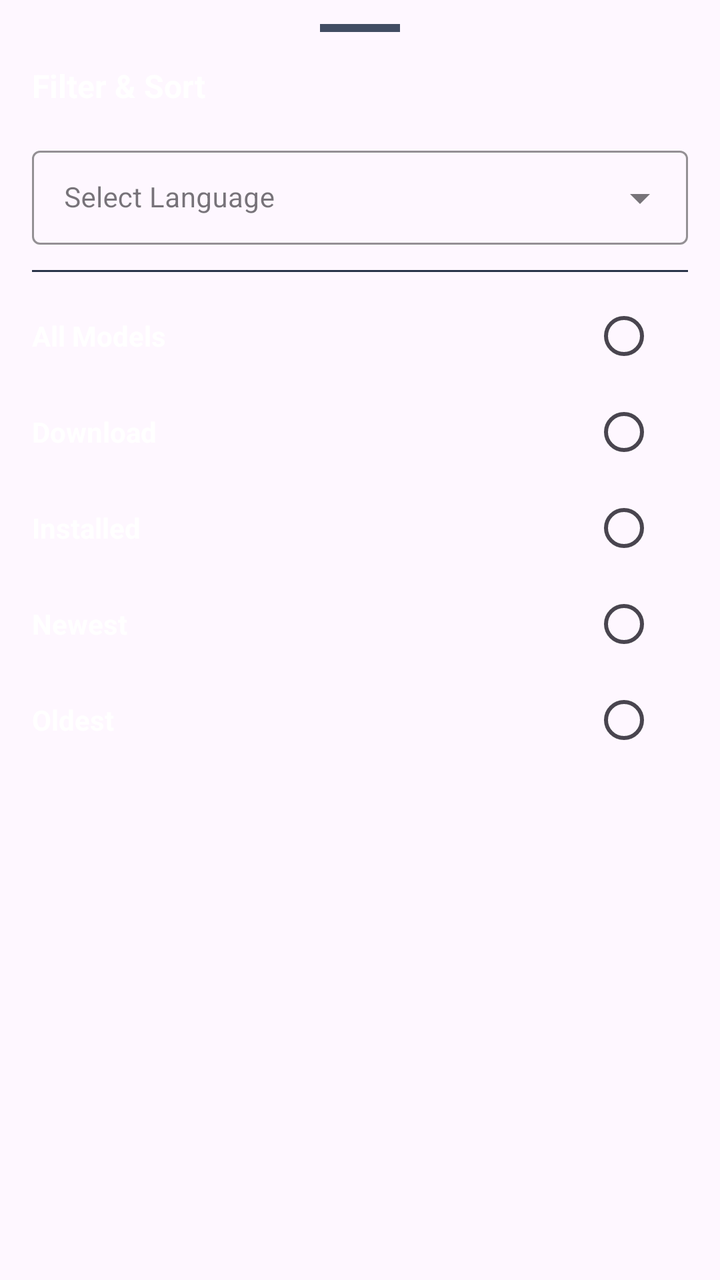
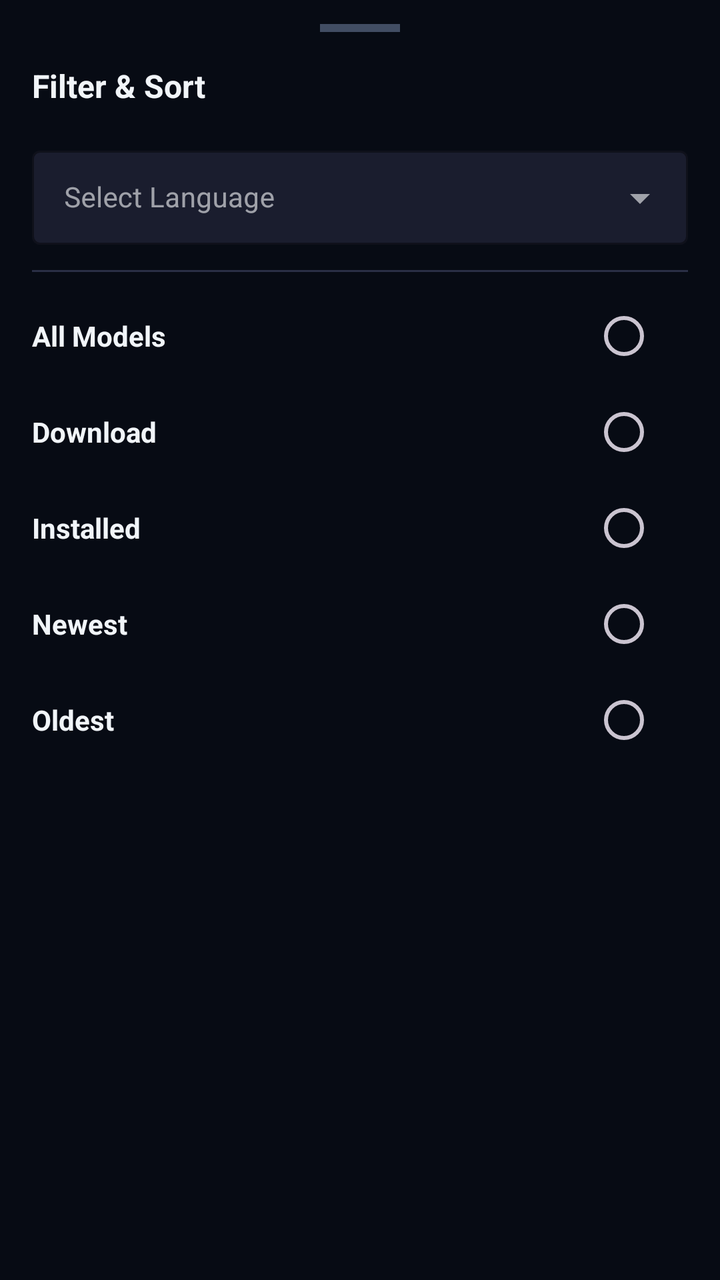

Screens rendered from an Android XML layout before and after an edit, with the pre-edit source and the edit as a unified diff.
<!-- AndroidManifest.xml: application theme AppTheme -->
<!-- res/layout/sort_bottom_dialog.xml -->
<LinearLayout
	xmlns:android="http://schemas.android.com/apk/res/android"
	xmlns:app="http://schemas.android.com/apk/res-auto"
	xmlns:tools="http://schemas.android.com/tools"
	android:id="@+id/linear_root"
	android:layout_width="match_parent"
	android:layout_height="wrap_content"
	android:paddingTop="12dp"
	android:paddingBottom="24dp"
	android:orientation="vertical">
	<View
		android:id="@+id/view_handle"
		android:layout_width="40dp"
		android:layout_height="4dp"
		android:layout_marginBottom="16dp"
		android:background="#414D63"
		android:layout_gravity="center_horizontal" />
	<TextView
		android:id="@+id/tv_sort_title"
		android:layout_width="wrap_content"
		android:layout_height="wrap_content"
		android:layout_marginBottom="16dp"
		android:text="Filter &amp; Sort"
		android:textSize="16sp"
		android:textStyle="bold"
		android:textColor="#FFFFFF"
		android:focusable="false"
		android:layout_marginStart="16dp" />
	<com.google.android.material.textfield.TextInputLayout
		android:id="@+id/textinputlayout2"
		android:layout_width="match_parent"
		android:layout_height="wrap_content"
		android:layout_marginBottom="12dp"
		android:layout_marginStart="16dp"
		android:layout_marginEnd="16dp"
		style="@style/Widget.MaterialComponents.TextInputLayout.OutlinedBox.ExposedDropdownMenu"
		app:boxStrokeColor="#1D61FF"
		app:hintTextColor="#8E99AF">
		<AutoCompleteTextView
			android:id="@+id/dropdown_lang"
			android:focusable="false"
			android:layout_width="match_parent"
			android:layout_height="wrap_content"
			android:paddingTop="14dp"
			android:paddingBottom="14dp"
			android:textSize="14sp"
			android:textColor="#FFFFFF"
			android:hint="Select Language"
			android:inputType="none" />
	</com.google.android.material.textfield.TextInputLayout>
	<View
		android:id="@+id/view2"
		android:layout_width="match_parent"
		android:layout_height="1dp"
		android:layout_marginBottom="8dp"
		android:background="#2A344A"
		android:layout_marginStart="16dp"
		android:layout_marginEnd="16dp" />
	<LinearLayout
		android:id="@+id/layout_all_models"
		android:layout_width="match_parent"
		android:layout_height="48dp"
		android:background="?attr/selectableItemBackground"
		android:gravity="center_vertical"
		android:orientation="horizontal"
		android:focusable="true"
		android:paddingStart="16dp"
		android:paddingEnd="16dp">
		<TextView
			android:id="@+id/tv_all_models"
			android:layout_width="0dp"
			android:layout_height="wrap_content"
			android:text="All Models"
			android:textSize="14sp"
			android:textStyle="bold"
			android:textColor="#FFFFFF"
			android:layout_weight="1"
			android:focusable="false" />
		<RadioButton
			android:id="@+id/rb_all_models"
			android:layout_width="wrap_content"
			android:layout_height="wrap_content"
			android:textSize="12sp"
			android:clickable="false"
			android:focusable="false"
			android:buttonTint="#1D61FF" />
	</LinearLayout>
	<LinearLayout
		android:id="@+id/layout_download"
		android:layout_width="match_parent"
		android:layout_height="48dp"
		android:background="?attr/selectableItemBackground"
		android:gravity="center_vertical"
		android:orientation="horizontal"
		android:focusable="true"
		android:paddingStart="16dp"
		android:paddingEnd="16dp">
		<TextView
			android:id="@+id/tv_download"
			android:layout_width="0dp"
			android:layout_height="wrap_content"
			android:text="Download"
			android:textSize="14sp"
			android:textStyle="bold"
			android:textColor="#FFFFFF"
			android:layout_weight="1"
			android:focusable="false" />
		<RadioButton
			android:id="@+id/rb_download"
			android:layout_width="wrap_content"
			android:layout_height="wrap_content"
			android:textSize="12sp"
			android:clickable="false"
			android:focusable="false"
			android:buttonTint="#1D61FF" />
	</LinearLayout>
	<LinearLayout
		android:id="@+id/layout_installed"
		android:layout_width="match_parent"
		android:layout_height="48dp"
		android:background="?attr/selectableItemBackground"
		android:gravity="center_vertical"
		android:orientation="horizontal"
		android:focusable="true"
		android:paddingStart="16dp"
		android:paddingEnd="16dp">
		<TextView
			android:id="@+id/tv_installed"
			android:layout_width="0dp"
			android:layout_height="wrap_content"
			android:text="Installed"
			android:textSize="14sp"
			android:textStyle="bold"
			android:textColor="#FFFFFF"
			android:layout_weight="1"
			android:focusable="false" />
		<RadioButton
			android:id="@+id/rb_installed"
			android:layout_width="wrap_content"
			android:layout_height="wrap_content"
			android:textSize="12sp"
			android:clickable="false"
			android:focusable="false"
			android:buttonTint="#1D61FF" />
	</LinearLayout>
	<LinearLayout
		android:id="@+id/layout_newest"
		android:layout_width="match_parent"
		android:layout_height="48dp"
		android:background="?attr/selectableItemBackground"
		android:gravity="center_vertical"
		android:orientation="horizontal"
		android:focusable="true"
		android:paddingStart="16dp"
		android:paddingEnd="16dp">
		<TextView
			android:id="@+id/tv_newest"
			android:layout_width="0dp"
			android:layout_height="wrap_content"
			android:text="Newest"
			android:textSize="14sp"
			android:textStyle="bold"
			android:textColor="#FFFFFF"
			android:layout_weight="1"
			android:focusable="false" />
		<RadioButton
			android:id="@+id/rb_newest"
			android:layout_width="wrap_content"
			android:layout_height="wrap_content"
			android:textSize="12sp"
			android:clickable="false"
			android:focusable="false"
			android:buttonTint="#1D61FF" />
	</LinearLayout>
	<LinearLayout
		android:id="@+id/layout_oldest"
		android:layout_width="match_parent"
		android:layout_height="48dp"
		android:background="?attr/selectableItemBackground"
		android:gravity="center_vertical"
		android:orientation="horizontal"
		android:focusable="true"
		android:paddingStart="16dp"
		android:paddingEnd="16dp">
		<TextView
			android:id="@+id/tv_oldest"
			android:layout_width="0dp"
			android:layout_height="wrap_content"
			android:text="Oldest"
			android:textSize="14sp"
			android:textStyle="bold"
			android:textColor="#FFFFFF"
			android:layout_weight="1"
			android:focusable="false" />
		<RadioButton
			android:id="@+id/rb_oldest"
			android:layout_width="wrap_content"
			android:layout_height="wrap_content"
			android:textSize="12sp"
			android:clickable="false"
			android:focusable="false"
			android:buttonTint="#1D61FF" />
	</LinearLayout>
</LinearLayout>
<!-- resources referenced by this layout -->
<resources>
  <style name="AppTheme" parent="Theme.Material3.DayNight.NoActionBar">
  
          
          <item name="android:statusBarColor">#0B1220</item>
          <item name="android:navigationBarColor">#0B1220</item>
          <item name="android:windowLightStatusBar">false</item>
  
          
          <item name="colorControlActivated">#6750A4</item>
  
      </style>
</resources>

<!-- the commit's change to res/layout/sort_bottom_dialog.xml (unified diff, before → after) -->
@@ -8,6 +8,7 @@
 	android:paddingTop="12dp"
 	android:paddingBottom="24dp"
 	android:orientation="vertical">
+	
 	<View
 		android:id="@+id/view_handle"
 		android:layout_width="40dp"
@@ -15,6 +16,7 @@
 		android:layout_marginBottom="16dp"
 		android:background="#414D63"
 		android:layout_gravity="center_horizontal" />
+		
 	<TextView
 		android:id="@+id/tv_sort_title"
 		android:layout_width="wrap_content"
@@ -23,9 +25,10 @@
 		android:text="Filter &amp; Sort"
 		android:textSize="16sp"
 		android:textStyle="bold"
-		android:textColor="#FFFFFF"
+		android:textColor="#F1F5F9"
 		android:focusable="false"
 		android:layout_marginStart="16dp" />
+		
 	<com.google.android.material.textfield.TextInputLayout
 		android:id="@+id/textinputlayout2"
 		android:layout_width="match_parent"
@@ -34,8 +37,9 @@
 		android:layout_marginStart="16dp"
 		android:layout_marginEnd="16dp"
 		style="@style/Widget.MaterialComponents.TextInputLayout.OutlinedBox.ExposedDropdownMenu"
-		app:boxStrokeColor="#1D61FF"
-		app:hintTextColor="#8E99AF">
+		app:boxBackgroundColor="#1A1D2E"
+		app:boxStrokeColor="#4A9EFF"
+		app:hintTextColor="#94A3B8">
 		<AutoCompleteTextView
 			android:id="@+id/dropdown_lang"
 			android:focusable="false"
@@ -44,18 +48,21 @@
 			android:paddingTop="14dp"
 			android:paddingBottom="14dp"
 			android:textSize="14sp"
-			android:textColor="#FFFFFF"
+			android:textColor="#F1F5F9"
 			android:hint="Select Language"
-			android:inputType="none" />
+			android:inputType="none"
+			android:popupBackground="#1A1D2E" />
 	</com.google.android.material.textfield.TextInputLayout>
+	
 	<View
 		android:id="@+id/view2"
 		android:layout_width="match_parent"
 		android:layout_height="1dp"
 		android:layout_marginBottom="8dp"
-		android:background="#2A344A"
+		android:background="#2A2F45"
 		android:layout_marginStart="16dp"
 		android:layout_marginEnd="16dp" />
+		
 	<LinearLayout
 		android:id="@+id/layout_all_models"
 		android:layout_width="match_parent"
@@ -73,7 +80,7 @@
 			android:text="All Models"
 			android:textSize="14sp"
 			android:textStyle="bold"
-			android:textColor="#FFFFFF"
+			android:textColor="#F1F5F9"
 			android:layout_weight="1"
 			android:focusable="false" />
 		<RadioButton
@@ -83,8 +90,9 @@
 			android:textSize="12sp"
 			android:clickable="false"
 			android:focusable="false"
-			android:buttonTint="#1D61FF" />
-	</LinearLayout>
+			android:buttonTint="#4A9EFF" />
+	</LinearLayout>
+	
 	<LinearLayout
 		android:id="@+id/layout_download"
 		android:layout_width="match_parent"
@@ -102,7 +110,7 @@
 			android:text="Download"
 			android:textSize="14sp"
 			android:textStyle="bold"
-			android:textColor="#FFFFFF"
+			android:textColor="#F1F5F9"
 			android:layout_weight="1"
 			android:focusable="false" />
 		<RadioButton
@@ -112,8 +120,9 @@
 			android:textSize="12sp"
 			android:clickable="false"
 			android:focusable="false"
-			android:buttonTint="#1D61FF" />
-	</LinearLayout>
+			android:buttonTint="#4A9EFF" />
+	</LinearLayout>
+	
 	<LinearLayout
 		android:id="@+id/layout_installed"
 		android:layout_width="match_parent"
@@ -131,7 +140,7 @@
 			android:text="Installed"
 			android:textSize="14sp"
 			android:textStyle="bold"
-			android:textColor="#FFFFFF"
+			android:textColor="#F1F5F9"
 			android:layout_weight="1"
 			android:focusable="false" />
 		<RadioButton
@@ -141,8 +150,9 @@
 			android:textSize="12sp"
 			android:clickable="false"
 			android:focusable="false"
-			android:buttonTint="#1D61FF" />
-	</LinearLayout>
+			android:buttonTint="#4A9EFF" />
+	</LinearLayout>
+	
 	<LinearLayout
 		android:id="@+id/layout_newest"
 		android:layout_width="match_parent"
@@ -160,7 +170,7 @@
 			android:text="Newest"
 			android:textSize="14sp"
 			android:textStyle="bold"
-			android:textColor="#FFFFFF"
+			android:textColor="#F1F5F9"
 			android:layout_weight="1"
 			android:focusable="false" />
 		<RadioButton
@@ -170,8 +180,9 @@
 			android:textSize="12sp"
 			android:clickable="false"
 			android:focusable="false"
-			android:buttonTint="#1D61FF" />
-	</LinearLayout>
+			android:buttonTint="#4A9EFF" />
+	</LinearLayout>
+	
 	<LinearLayout
 		android:id="@+id/layout_oldest"
 		android:layout_width="match_parent"
@@ -189,7 +200,7 @@
 			android:text="Oldest"
 			android:textSize="14sp"
 			android:textStyle="bold"
-			android:textColor="#FFFFFF"
+			android:textColor="#F1F5F9"
 			android:layout_weight="1"
 			android:focusable="false" />
 		<RadioButton
@@ -199,6 +210,6 @@
 			android:textSize="12sp"
 			android:clickable="false"
 			android:focusable="false"
-			android:buttonTint="#1D61FF" />
+			android:buttonTint="#4A9EFF" />
 	</LinearLayout>
 </LinearLayout>
<!-- resource entries referenced after the edit -->
@@ -1,15 +1,36 @@
 <!-- resources referenced by this layout -->
 <resources>
-  <style name="AppTheme" parent="Theme.Material3.DayNight.NoActionBar">
+  <style name="AppTheme" parent="Theme.Material3.Dark.NoActionBar">
+  
+          <item name="colorPrimary">@color/colorPrimary</item>
+          <item name="colorOnPrimary">@color/colorOnPrimary</item>
+          <item name="colorSecondary">@color/colorSecondary</item>
+          <item name="colorOnSecondary">@color/colorOnPrimary</item>
+          <item name="colorSurface">@color/colorSurface</item>
+          <item name="colorSurfaceVariant">@color/colorSurfaceVariant</item>
+          <item name="colorOnSurface">@color/colorOnSurface</item>
+          <item name="colorOnBackground">@color/colorOnBackground</item>
+          <item name="colorAccent">@color/colorAccent</item>
   
           
-          <item name="android:statusBarColor">#0B1220</item>
-          <item name="android:navigationBarColor">#0B1220</item>
+          <item name="android:colorBackground">@color/colorBackground</item>
+          <item name="android:statusBarColor">@color/colorBackground</item>
+          <item name="android:navigationBarColor">@color/colorBackground</item>
+          <item name="android:windowBackground">@color/colorBackground</item>
           <item name="android:windowLightStatusBar">false</item>
+          <item name="android:windowLightNavigationBar">false</item>
   
-          
-          <item name="colorControlActivated">#6750A4</item>
+          <item name="colorControlActivated">@color/colorPrimary</item>
   
       </style>
+  <color name="colorPrimary">#00E5FF</color>
+  <color name="colorOnPrimary">#F8FAFC</color>
+  <color name="colorSecondary">#2979FF</color>
+  <color name="colorSurface">#121826</color>
+  <color name="colorSurfaceVariant">#1A2234</color>
+  <color name="colorOnSurface">#F8FAFC</color>
+  <color name="colorOnBackground">#F8FAFC</color>
+  <color name="colorAccent">#00E5FF</color>
+  <color name="colorBackground">#070B14</color>
 </resources>
 
